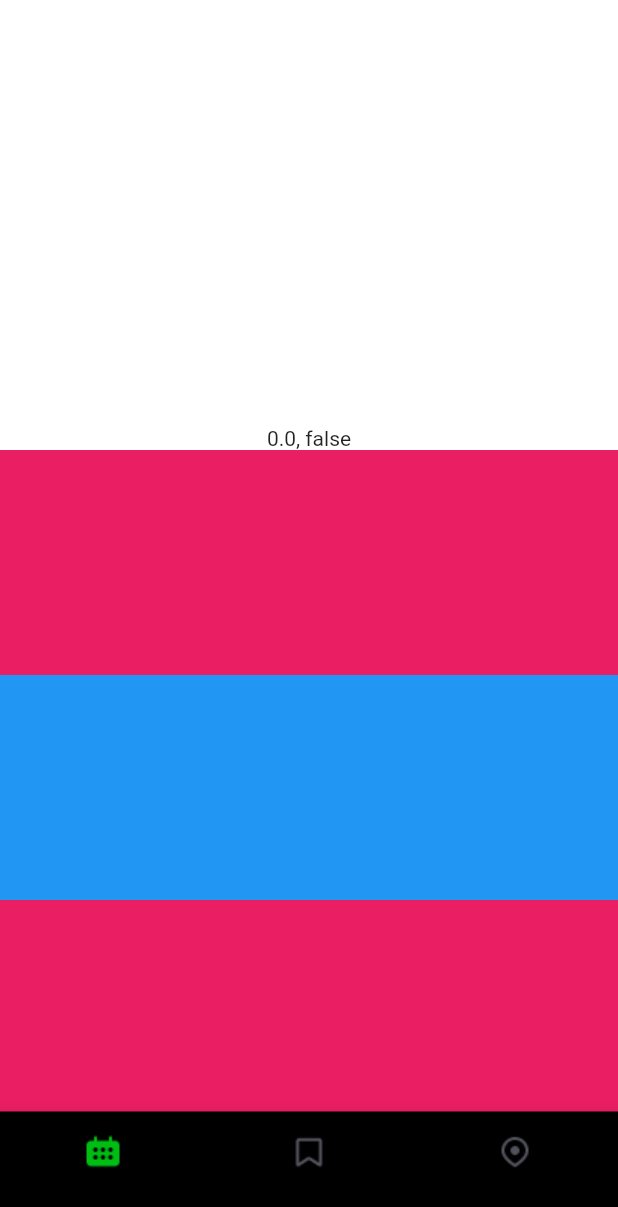
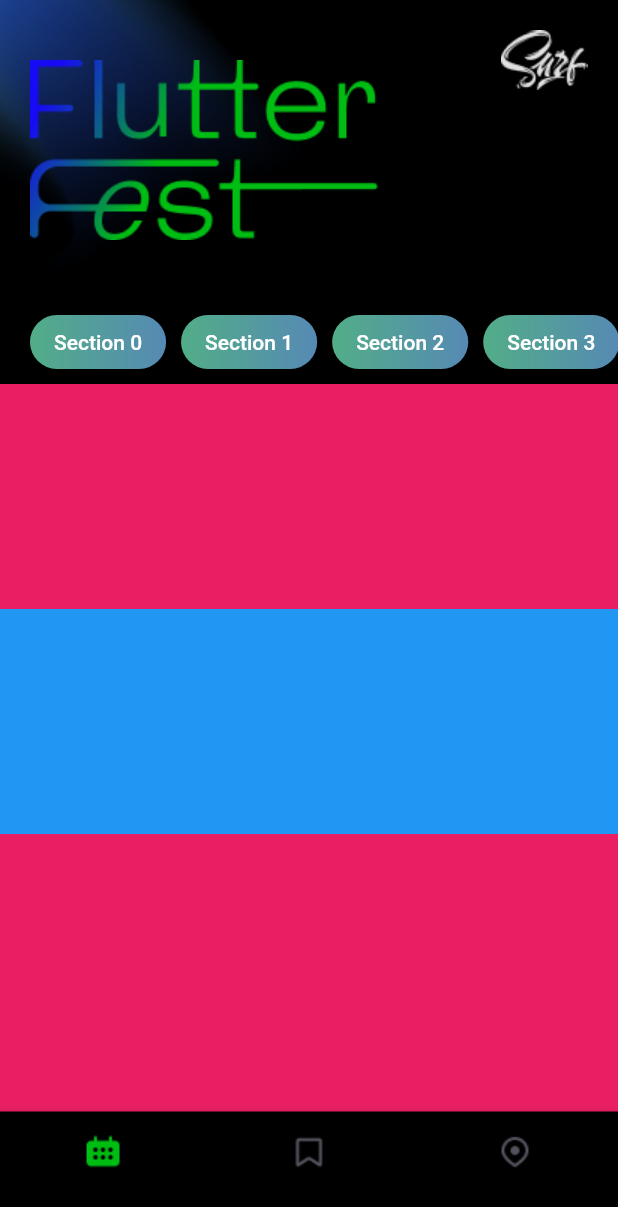
Before and after one commit to kboomska/flutter-fest, a Flutter app: the screen it shows after launch, on a phone screen of 412 x 824 dp. Shown: the top 1207 px of the screen. Run offline on Flutter 3.47's test engine with Material 2 defaults, Android fonts, the phone set to English and light mode, and no system bars.

Commit message:
Added SectionButtonWidget

```diff
--- a/lib/application/ui/screens/main_tabs/shedule_widget.dart
+++ b/lib/application/ui/screens/main_tabs/shedule_widget.dart
@@ -1,12 +1,24 @@
 import 'package:flutter/material.dart';
+
+import 'package:flutter_fest/resources/resources.dart';
 
 class SheduleWidget extends StatelessWidget {
   const SheduleWidget({super.key});
 
   @override
   Widget build(BuildContext context) {
-    return CustomScrollView(
+    return DecoratedBox(
+      decoration: const BoxDecoration(
+        image: DecorationImage(
+          image: AssetImage(AppImages.sheduleBg),
+          fit: BoxFit.none,
+          alignment: Alignment.topLeft,
+        ),
+      ),
+      child: SafeArea(
+        child: CustomScrollView(
           slivers: [
+            const _LogoWidget(),
             SliverPersistentHeader(
               pinned: true,
               delegate: _SliverAppBarDelegate(),
@@ -32,19 +44,47 @@ class SheduleWidget extends StatelessWidget {
               ),
             ),
           ],
+        ),
+      ),
+    );
+  }
+}
+
+class _LogoWidget extends StatelessWidget {
+  const _LogoWidget({
+    super.key,
+  });
+
+  @override
+  Widget build(BuildContext context) {
+    return SliverToBoxAdapter(
+      child: SizedBox(
+        height: 200,
+        child: Stack(children: [
+          Positioned(
+            top: 40,
+            left: 20,
+            child: Image.asset(AppImages.sheduleFfLogo),
+          ),
+          Positioned(
+            top: 20,
+            right: 20,
+            child: Image.asset(AppImages.sheduleSurfLogo),
+          ),
+        ]),
+      ),
     );
   }
 }
 
 class _SliverAppBarDelegate extends SliverPersistentHeaderDelegate {
-  final double minHeight = 50;
-  final double maxHeight = 300;
+  final double _height = 56;
 
   @override
-  double get minExtent => minHeight;
+  double get minExtent => _height;
 
   @override
-  double get maxExtent => maxHeight;
+  double get maxExtent => _height;
 
   @override
   Widget build(
@@ -52,22 +92,62 @@ class _SliverAppBarDelegate extends SliverPersistentHeaderDelegate {
     double shrinkOffset,
     bool overlapsContent,
   ) {
-    return ColoredBox(
-      color: Colors.white,
-      child: Column(
-        children: [
-          const Expanded(
-            child: SizedBox(),
-          ),
-          Text('$shrinkOffset, $overlapsContent'),
-        ],
-      ),
-    );
+    return const _SectionButtonWidget();
   }
 
   @override
   bool shouldRebuild(covariant SliverPersistentHeaderDelegate oldDelegate) {
-    return maxHeight != oldDelegate.maxExtent ||
-        minHeight != oldDelegate.minExtent;
+    return false;
   }
 }
+
+class _SectionButtonWidget extends StatelessWidget {
+  const _SectionButtonWidget({super.key});
+
+  @override
+  Widget build(BuildContext context) {
+    return ListView.separated(
+      padding: const EdgeInsets.symmetric(horizontal: 20),
+      scrollDirection: Axis.horizontal,
+      itemCount: 5,
+      separatorBuilder: (context, index) {
+        return const SizedBox(width: 10);
+      },
+      itemBuilder: (context, index) {
+        return Center(
+          child: SizedBox(
+            height: 36,
+            child: DecoratedBox(
+              decoration: BoxDecoration(
+                borderRadius: BorderRadius.circular(18),
+                gradient: const LinearGradient(
+                  begin: FractionalOffset(-1, 0),
+                  end: FractionalOffset(2.5, 0),
+                  colors: [Color(0xFF00BD13), Color(0xFF170AF4)],
+                ),
+              ),
+              child: ElevatedButton(
+                onPressed: () {},
+                style: ButtonStyle(
+                  foregroundColor: MaterialStateProperty.all(Colors.white),
+                  backgroundColor: MaterialStateProperty.all(Colors.white30),
+                  shape: MaterialStateProperty.all(
+                    RoundedRectangleBorder(
+                      borderRadius: BorderRadius.circular(18),
+                    ),
+                  ),
+                  padding: MaterialStateProperty.all(
+                    const EdgeInsets.symmetric(horizontal: 16),
+                  ),
+                  elevation: MaterialStateProperty.all(0),
+                  minimumSize: MaterialStateProperty.all(Size.zero),
+                ),
+                child: Text('Section $index'),
+              ),
+            ),
+          ),
+        );
+      },
+    );
+  }
+}
```
Lines whose indentation alone changed are shown as unchanged.
